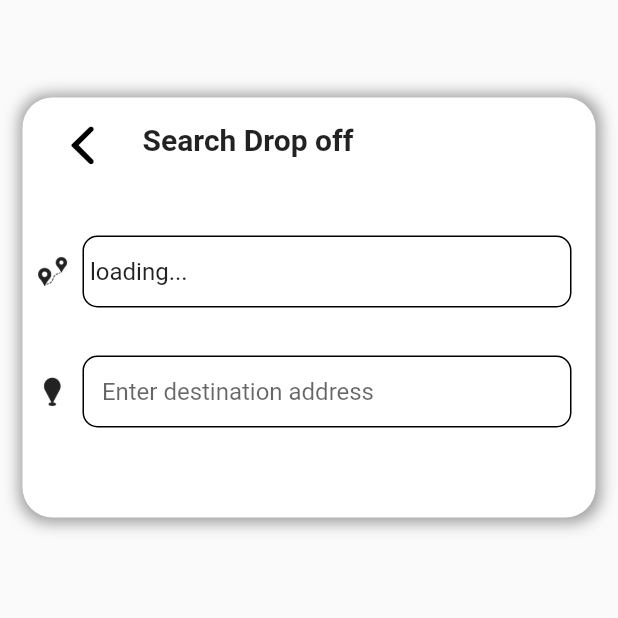
After one commit to abd529/in_driver_app, a Flutter app: the screen it shows after launch, after a tap on "Search Drop off", on a phone screen of 412 x 824 dp, the top half of it. The commit adds this screen. Run offline on Flutter 3.47's test engine with Material 2 defaults, Android fonts, the phone set to English and light mode, and no system bars; our stand-ins replace cloud_firestore, firebase_auth, firebase_core, fluttertoast, geolocator, get and 2 more; accounts and stored records are empty.

Commit message:
places api

```diff
--- a/lib/Models/addressModel.dart
+++ b/lib/Models/addressModel.dart
@@ -9,7 +9,7 @@ class Address {
 
   Address({
     this.placeId = "",
-    this.placeName = "kk",
+    this.placeName = "loading...",
     this.placeFormattedAddress = "ll",
     this.lattitude = 0.0,
     this.longitude = 0.0,
--- /dev/null
+++ b/lib/Models/placeprediction.dart
@@ -0,0 +1,53 @@
+// ignore_for_file: non_constant_identifier_names
+
+//   PlacesPredictions.js Map<String, dynamic> toJson() {
+//      {
+//        secondary_Text,:['secondary_Text'];
+//        main_text: ['main_text'];
+//        place_id:['place_id'];
+//     }
+//   }
+// }
+
+class PlacesPredictions {
+  final String? secondary_Text;
+
+  final StructuredFormatting? structuredFormatting;
+
+  final String? main_text;
+
+  final String? place_id;
+
+  PlacesPredictions({
+    this.secondary_Text,
+    this.structuredFormatting,
+    this.place_id,
+    this.main_text,
+  });
+
+  factory PlacesPredictions.fromJson(Map<String, dynamic> json) {
+    return PlacesPredictions(
+      main_text: json['main_text'] as String?,
+      place_id: json['place_id'] as String?,
+      secondary_Text: json['reference'] as String?,
+      structuredFormatting: json['structured_formatting'] != null
+          ? StructuredFormatting.fromJson(json['structured_formatting'])
+          : null,
+    );
+  }
+}
+
+class StructuredFormatting {
+  final String? mainText;
+
+  final String? secondaryText;
+
+  StructuredFormatting({this.mainText, this.secondaryText});
+
+  factory StructuredFormatting.fromJson(Map<String, dynamic> json) {
+    return StructuredFormatting(
+      mainText: json['main_text'] as String?,
+      secondaryText: json['secondary_text'] as String?,
+    );
+  }
+}
--- a/lib/main.dart
+++ b/lib/main.dart
@@ -7,6 +7,7 @@ import 'package:in_driver_app/auth/signup.dart';
 import 'package:in_driver_app/screens/bottom_menu_bar.dart';
 import 'package:in_driver_app/screens/home.dart';
 import 'package:in_driver_app/screens/profileview.dart';
+import 'package:in_driver_app/screens/searchscreen.dart';
 import 'controllers/appDataprovider.dart';
 import 'firebase_options.dart';
 import 'package:firebase_auth/firebase_auth.dart';
@@ -45,6 +46,7 @@ class MyApp extends StatelessWidget {
           HomePage.idScreen: (context) => HomePage(),
           ForgitPassword.idScreen: (context) => const ForgitPassword(),
           EmailVerification.idScreen: (context) => const EmailVerification(),
+          SearchScreen.idScreen: (context) => const SearchScreen()
         },
       ),
     );
--- a/lib/screens/home.dart
+++ b/lib/screens/home.dart
@@ -7,6 +7,7 @@ import 'package:flutter/material.dart';
 import 'package:google_maps_flutter/google_maps_flutter.dart';
 import 'package:in_driver_app/assistants/assistantmethods.dart';
 import 'package:in_driver_app/controllers/appDataprovider.dart';
+import 'package:in_driver_app/screens/searchscreen.dart';
 
 import '../Models/addressModel.dart';
 import '../widgets/divider_widget.dart';
@@ -196,7 +197,11 @@ class _HomePageState extends State<HomePage> {
                       const SizedBox(
                         height: 20.0,
                       ),
-                      Container(
+                      InkWell(
+                        onTap: () {
+                          Navigator.pushNamed(context, SearchScreen.idScreen);
+                        },
+                        child: Container(
                           height: 40,
                           decoration: BoxDecoration(
                             borderRadius: BorderRadius.circular(10),
@@ -229,6 +234,7 @@ class _HomePageState extends State<HomePage> {
                             ),
                           ),
                         ),
+                      ),
                       const SizedBox(
                         height: 24,
                       ),
@@ -257,8 +263,10 @@ class _HomePageState extends State<HomePage> {
                                         .pickuplocation
                                         .placeName
                                     : "Add Home Address",
-                                style:
-                                    TextStyle(fontSize: 13, color: Colors.grey),
+                                style: TextStyle(
+                                    fontSize: 13,
+                                    color: Colors.grey,
+                                    overflow: TextOverflow.visible),
                               ),
                             ],
                           )
--- /dev/null
+++ b/lib/screens/searchscreen.dart
@@ -0,0 +1,252 @@
+// ignore_for_file: unnecessary_new, prefer_const_constructors, avoid_unnecessary_containers, prefer_const_literals_to_create_immutables
+
+import 'package:flutter/cupertino.dart';
+import 'package:flutter/material.dart';
+import 'package:in_driver_app/Models/placeprediction.dart';
+import 'package:in_driver_app/assistants/requestassistant.dart';
+import 'package:in_driver_app/constants.dart';
+import 'package:in_driver_app/controllers/appDataprovider.dart';
+import 'package:in_driver_app/widgets/divider_widget.dart';
+import 'package:provider/provider.dart';
+
+class SearchScreen extends StatefulWidget {
+  static const String idScreen = 'searchscreen ';
+
+  const SearchScreen({super.key});
+
+  @override
+  State<SearchScreen> createState() => _SearchScreenState();
+}
+
+TextEditingController pickuplocationcontroller = TextEditingController();
+
+TextEditingController destinationcontroller = TextEditingController();
+List<PlacesPredictions> placespredictionlist = [];
+
+class _SearchScreenState extends State<SearchScreen> {
+  @override
+  Widget build(BuildContext context) {
+    String pickupaddress =
+        Provider.of<AppData>(context).pickuplocation.placeName;
+    pickuplocationcontroller.text = pickupaddress;
+    return Scaffold(
+      resizeToAvoidBottomInset: false,
+      body: Column(
+        children: [
+          SizedBox(
+            height: 50,
+          ),
+          Padding(
+            padding: EdgeInsets.all(15.0),
+            child: Container(
+              height: 280,
+              decoration: BoxDecoration(
+                  borderRadius: BorderRadius.circular(20),
+                  color: Colors.white,
+                  boxShadow: [
+                    BoxShadow(
+                        color: Colors.grey,
+                        spreadRadius: 2.9,
+                        blurRadius: 8.0,
+                        offset: Offset(0.7, 0.7)),
+                  ]),
+              child: Column(
+                children: [
+                  ListTile(
+                    leading: IconButton(
+                      onPressed: () {
+                        Navigator.pop(context);
+                      },
+                      icon: Icon(
+                        CupertinoIcons.chevron_back,
+                        size: 40,
+                        color: Colors.black,
+                      ),
+                    ),
+                    title: const Text(
+                      "Search Drop off",
+                      style:
+                          TextStyle(fontSize: 20, fontWeight: FontWeight.bold),
+                    ),
+                  ),
+                  SizedBox(
+                    height: 20,
+                  ),
+                  Padding(
+                    padding: const EdgeInsets.all(8.0),
+                    child: Row(
+                      children: [
+                        ImageIcon(
+                          AssetImage("assets/images/pick.png"),
+                          //   color: Color(0xFF3A5A98),
+                        ),
+                        Expanded(
+                          child: Container(
+                            child: Padding(
+                                padding: EdgeInsets.all(8.0),
+                                child: TextFormField(
+                                  controller: pickuplocationcontroller,
+                                  decoration: InputDecoration(
+                                    contentPadding: EdgeInsets.symmetric(
+                                        vertical: 0,
+                                        horizontal: 5), // <-- SEE HERE
+
+                                    hintText: "  Enter your location",
+                                    enabledBorder: new OutlineInputBorder(
+                                      borderRadius:
+                                          new BorderRadius.circular(10),
+                                      borderSide:
+                                          BorderSide(color: Colors.black),
+                                    ),
+                                    focusedBorder: new OutlineInputBorder(
+                                      borderRadius:
+                                          new BorderRadius.circular(25.0),
+                                      borderSide:
+                                          BorderSide(color: Colors.pinkAccent),
+                                    ),
+                                  ),
+                                )),
+                          ),
+                        )
+                      ],
+                    ),
+                  ),
+                  Padding(
+                    padding: const EdgeInsets.all(8.0),
+                    child: Row(
+                      children: [
+                        ImageIcon(
+                          AssetImage("assets/images/destination.png"),
+                          //   color: Color(0xFF3A5A98),
+                        ),
+                        Expanded(
+                          child: Container(
+                            child: Padding(
+                                padding: EdgeInsets.all(8.0),
+                                child: TextFormField(
+                                  onChanged: (val) {
+                                    findplaceName(val);
+                                  },
+                                  controller: destinationcontroller,
+                                  decoration: InputDecoration(
+                                    contentPadding: EdgeInsets.symmetric(
+                                        vertical: 0,
+                                        horizontal: 5), // <-- SEE HERE
+
+                                    hintText: "  Enter destination address",
+                                    enabledBorder: new OutlineInputBorder(
+                                      borderRadius:
+                                          new BorderRadius.circular(10),
+                                      borderSide:
+                                          BorderSide(color: Colors.black),
+                                    ),
+                                    focusedBorder: new OutlineInputBorder(
+                                      borderRadius:
+                                          new BorderRadius.circular(25.0),
+                                      borderSide:
+                                          BorderSide(color: Colors.pinkAccent),
+                                    ),
+                                  ),
+                                )),
+                          ),
+                        )
+                      ],
+                    ),
+                  )
+                ],
+              ),
+            ),
+          ),
+          (placespredictionlist.isNotEmpty)
+              ? Padding(
+                  padding: EdgeInsets.symmetric(horizontal: 16, vertical: 8),
+                  child: ListView.separated(
+                    itemBuilder: (context, index) {
+                      return PredicitionTile(
+                        placepredictions: placespredictionlist[index],
+                      );
+                    },
+                    separatorBuilder: (BuildContext context, int index) {
+                      return DividerWidget();
+                    },
+                    itemCount: placespredictionlist.length,
+                    shrinkWrap: true,
+                    physics: ClampingScrollPhysics(),
+                  ),
+                )
+              : Container()
+        ],
+      ),
+    );
+  }
+
+  void findplaceName(String placeName) async {
+    if (placeName.length > 1) {
+      String autoComplete =
+          "https://maps.googleapis.com/maps/api/place/autocomplete/json?input=$placeName&location=37.76999%2C-122.44696&radius=500&types=establishment&key=$map&components=country:pk";
+      var res = await RequestAssistant.getRequest(autoComplete);
+      if (res == 'failed') {
+        return;
+      }
+      if (res["status"] == "OK") {
+        var predictions = res["predictions"];
+        var placeslist = (predictions as List)
+            .map((e) => PlacesPredictions.fromJson(e))
+            .toList();
+        setState(() {
+          placespredictionlist = placeslist;
+        });
+        print(predictions);
+        print(res);
+      }
+    }
+  }
+}
+
+class PredicitionTile extends StatelessWidget {
+  final PlacesPredictions placepredictions;
+
+  //final StructuredFormatting structure;
+  const PredicitionTile({super.key, required this.placepredictions});
+  @override
+  Widget build(BuildContext context) {
+    return Container(
+      child: Column(
+        children: [
+          SizedBox(
+            height: 10,
+          ),
+          Row(
+            children: [
+              Icon(Icons.add_location),
+              SizedBox(
+                width: 14,
+              ),
+              Expanded(
+                child: Column(
+                  children: [
+                    Text(
+                      placepredictions.main_text.toString(),
+                      style: TextStyle(
+                          fontSize: 16, overflow: TextOverflow.ellipsis),
+                    ),
+                    SizedBox(
+                      height: 10,
+                    ),
+                    Text(
+                      placepredictions.main_text.toString(),
+                      style: TextStyle(
+                          fontSize: 12,
+                          color: Colors.grey,
+                          overflow: TextOverflow.ellipsis),
+                    )
+                  ],
+                ),
+              )
+            ],
+          ),
+        ],
+      ),
+    );
+  }
+}
```
Lines whose indentation alone changed are shown as unchanged.
